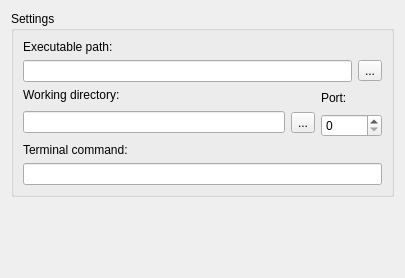
Above: GNS3/Ui/ConfigurationPages/Form_PreferencesDynamips.ui from GNS3/gns3-legacy before the change. Below: the same form after it.
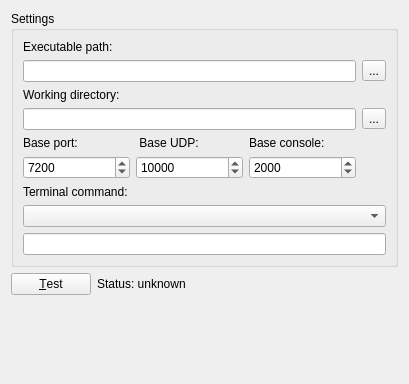
That is the form after the change.

Commit message: [Dynamips] Configure base console for hypervisors

```diff
--- a/GNS3/Ui/ConfigurationPages/Form_PreferencesDynamips.ui
+++ b/GNS3/Ui/ConfigurationPages/Form_PreferencesDynamips.ui
@@ -6,14 +6,14 @@
     <x>0</x>
     <y>0</y>
     <width>405</width>
-    <height>278</height>
+    <height>384</height>
    </rect>
   </property>
   <property name="windowTitle" >
    <string>Form</string>
   </property>
-  <layout class="QVBoxLayout" >
-   <item>
+  <layout class="QGridLayout" >
+   <item row="0" column="0" colspan="2" >
     <widget class="QGroupBox" name="groupBox" >
      <property name="sizePolicy" >
       <sizepolicy vsizetype="Maximum" hsizetype="MinimumExpanding" >
@@ -45,62 +45,119 @@
         </property>
        </widget>
       </item>
-      <item row="2" column="0" colspan="2" >
+      <item row="2" column="0" colspan="3" >
        <widget class="QLabel" name="label_2" >
         <property name="text" >
          <string>Working directory:</string>
         </property>
        </widget>
       </item>
-      <item rowspan="2" row="2" column="2" colspan="2" >
-       <widget class="QLabel" name="label_5" >
-        <property name="text" >
-         <string>Port:</string>
-        </property>
-       </widget>
-      </item>
-      <item rowspan="2" row="3" column="0" >
+      <item row="3" column="0" colspan="3" >
        <widget class="QLineEdit" name="dynamips_workdir" />
       </item>
-      <item rowspan="2" row="3" column="1" >
+      <item row="3" column="3" >
        <widget class="QToolButton" name="dynamips_workdir_browser" >
         <property name="text" >
          <string>...</string>
         </property>
        </widget>
       </item>
+      <item row="4" column="0" >
+       <widget class="QLabel" name="label_5" >
+        <property name="text" >
+         <string>Base port:</string>
+        </property>
+       </widget>
+      </item>
+      <item row="4" column="1" >
+       <widget class="QLabel" name="label_6" >
+        <property name="text" >
+         <string> Base UDP:</string>
+        </property>
+       </widget>
+      </item>
       <item row="4" column="2" colspan="2" >
+       <widget class="QLabel" name="label_7" >
+        <property name="text" >
+         <string>Base console:</string>
+        </property>
+       </widget>
+      </item>
+      <item row="5" column="0" >
        <widget class="QSpinBox" name="dynamips_port" >
         <property name="maximum" >
          <number>65535</number>
         </property>
         <property name="value" >
-         <number>0</number>
+         <number>7200</number>
         </property>
        </widget>
       </item>
-      <item row="5" column="0" colspan="4" >
+      <item row="5" column="1" >
+       <widget class="QSpinBox" name="dynamips_baseUDP" >
+        <property name="maximum" >
+         <number>65535</number>
+        </property>
+        <property name="value" >
+         <number>10000</number>
+        </property>
+       </widget>
+      </item>
+      <item row="5" column="2" >
+       <widget class="QSpinBox" name="dynamips_baseConsole" >
+        <property name="maximum" >
+         <number>65535</number>
+        </property>
+        <property name="value" >
+         <number>2000</number>
+        </property>
+       </widget>
+      </item>
+      <item row="6" column="0" colspan="4" >
        <widget class="QLabel" name="label_3" >
         <property name="text" >
          <string>Terminal command:</string>
         </property>
        </widget>
       </item>
-      <item row="6" column="0" colspan="4" >
+      <item row="7" column="0" colspan="4" >
+       <widget class="QComboBox" name="comboBox" />
+      </item>
+      <item row="8" column="0" colspan="4" >
        <widget class="QLineEdit" name="dynamips_term_cmd" />
       </item>
      </layout>
     </widget>
    </item>
-   <item>
+   <item row="1" column="0" >
+    <widget class="QPushButton" name="pushButtonTestDynamips" >
+     <property name="text" >
+      <string>&amp;Test</string>
+     </property>
+    </widget>
+   </item>
+   <item row="1" column="1" >
+    <widget class="QLabel" name="labelDynamipsStatus" >
+     <property name="sizePolicy" >
+      <sizepolicy vsizetype="Preferred" hsizetype="Expanding" >
+       <horstretch>0</horstretch>
+       <verstretch>0</verstretch>
+      </sizepolicy>
+     </property>
+     <property name="text" >
+      <string>Status: unknown</string>
+     </property>
+    </widget>
+   </item>
+   <item row="2" column="0" colspan="2" >
     <spacer>
      <property name="orientation" >
       <enum>Qt::Vertical</enum>
      </property>
      <property name="sizeHint" >
       <size>
-       <width>20</width>
-       <height>40</height>
+       <width>387</width>
+       <height>20</height>
       </size>
      </property>
     </spacer>
```
The commit also changes 14 other files.
